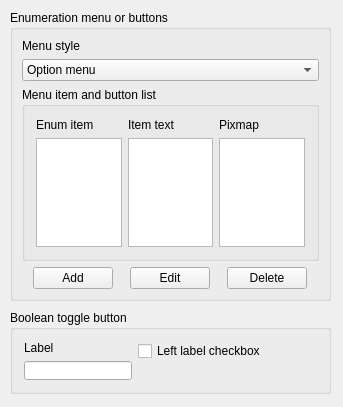
Old version of the form lavape/src/LavaPE_UI/idd_menupage.ui in the repository berkus/lavape.
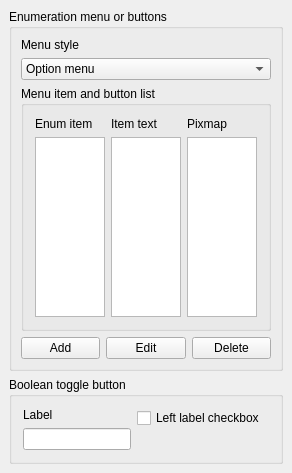
New version of the form.

Diff of the .ui file:
```diff
--- a/lavape/src/LavaPE_UI/idd_menupage.ui
+++ b/lavape/src/LavaPE_UI/idd_menupage.ui
@@ -8,8 +8,8 @@
    <rect>
     <x>0</x>
     <y>0</y>
-    <width>343</width>
-    <height>407</height>
+    <width>292</width>
+    <height>473</height>
    </rect>
   </property>
   <property name="sizePolicy" >
@@ -23,15 +23,15 @@
   <property name="windowTitle" >
    <string>Menu or button</string>
   </property>
+  <layout class="QVBoxLayout" >
+   <property name="margin" >
+    <number>9</number>
+   </property>
+   <property name="spacing" >
+    <number>6</number>
+   </property>
+   <item>
   <widget class="QGroupBox" name="GroupBox_IDC_STATIC8" >
-   <property name="geometry" >
-    <rect>
-     <x>10</x>
-     <y>10</y>
-     <width>321</width>
-     <height>291</height>
-    </rect>
-   </property>
    <property name="focusPolicy" >
     <enum>Qt::NoFocus</enum>
    </property>
@@ -67,7 +67,7 @@
        </widget>
       </item>
       <item>
-       <widget class="QComboBox" name="m_Menutype" >
+         <widget class="QComboBox" name="Menutype" >
         <item>
          <property name="text" >
           <string>Option menu</string>
@@ -112,6 +112,14 @@
          </property>
          <item>
           <widget class="QLabel" name="Label_ IDC_STATIC" >
+             <property name="sizePolicy" >
+              <sizepolicy>
+               <hsizetype>5</hsizetype>
+               <vsizetype>0</vsizetype>
+               <horstretch>0</horstretch>
+               <verstretch>0</verstretch>
+              </sizepolicy>
+             </property>
            <property name="focusPolicy" >
             <enum>Qt::NoFocus</enum>
            </property>
@@ -124,7 +132,15 @@
           </widget>
          </item>
          <item>
-          <widget class="QListWidget" name="m_Menuitems" >
+            <widget class="QListWidget" name="Menuitems" >
+             <property name="sizePolicy" >
+              <sizepolicy>
+               <hsizetype>5</hsizetype>
+               <vsizetype>5</vsizetype>
+               <horstretch>0</horstretch>
+               <verstretch>0</verstretch>
+              </sizepolicy>
+             </property>
            <property name="minimumSize" >
             <size>
              <width>0</width>
@@ -151,7 +167,16 @@
           </widget>
          </item>
          <item>
-          <widget class="QListWidget" name="m_LButtonText" />
+            <widget class="QListWidget" name="LButtonText" >
+             <property name="sizePolicy" >
+              <sizepolicy>
+               <hsizetype>5</hsizetype>
+               <vsizetype>5</vsizetype>
+               <horstretch>0</horstretch>
+               <verstretch>0</verstretch>
+              </sizepolicy>
+             </property>
+            </widget>
          </item>
         </layout>
        </item>
@@ -171,7 +196,16 @@
           </widget>
          </item>
          <item>
-          <widget class="QListWidget" name="m_Pixmap" />
+            <widget class="QListWidget" name="Pixmap" >
+             <property name="sizePolicy" >
+              <sizepolicy>
+               <hsizetype>5</hsizetype>
+               <vsizetype>5</vsizetype>
+               <horstretch>0</horstretch>
+               <verstretch>0</verstretch>
+              </sizepolicy>
+             </property>
+            </widget>
          </item>
         </layout>
        </item>
@@ -187,7 +221,7 @@
        <number>6</number>
       </property>
       <item>
-       <widget class="QPushButton" name="m_AddButton" >
+         <widget class="QPushButton" name="AddButton" >
         <property name="sizePolicy" >
          <sizepolicy>
           <hsizetype>0</hsizetype>
@@ -211,7 +245,7 @@
        </widget>
       </item>
       <item>
-       <widget class="QPushButton" name="m_EditButton" >
+         <widget class="QPushButton" name="EditButton" >
         <property name="sizePolicy" >
          <sizepolicy>
           <hsizetype>0</hsizetype>
@@ -235,7 +269,7 @@
        </widget>
       </item>
       <item>
-       <widget class="QPushButton" name="m_DeleteButton" >
+         <widget class="QPushButton" name="DeleteButton" >
         <property name="sizePolicy" >
          <sizepolicy>
           <hsizetype>0</hsizetype>
@@ -262,15 +296,9 @@
     </item>
    </layout>
   </widget>
+   </item>
+   <item>
   <widget class="QGroupBox" name="GroupBox_IDC_STATIC10" >
-   <property name="geometry" >
-    <rect>
-     <x>10</x>
-     <y>310</y>
-     <width>321</width>
-     <height>84</height>
-    </rect>
-   </property>
    <property name="focusPolicy" >
     <enum>Qt::NoFocus</enum>
    </property>
@@ -294,6 +322,14 @@
       </property>
       <item>
        <widget class="QLabel" name="Label_IDC_STATIC18" >
+          <property name="sizePolicy" >
+           <sizepolicy>
+            <hsizetype>5</hsizetype>
+            <vsizetype>0</vsizetype>
+            <horstretch>0</horstretch>
+            <verstretch>0</verstretch>
+           </sizepolicy>
+          </property>
         <property name="focusPolicy" >
          <enum>Qt::NoFocus</enum>
         </property>
@@ -306,11 +342,11 @@
        </widget>
       </item>
       <item>
-       <widget class="QLineEdit" name="m_ToggleLabel" >
+         <widget class="QLineEdit" name="ToggleLabel" >
         <property name="sizePolicy" >
          <sizepolicy>
           <hsizetype>1</hsizetype>
-          <vsizetype>1</vsizetype>
+            <vsizetype>0</vsizetype>
           <horstretch>0</horstretch>
           <verstretch>0</verstretch>
          </sizepolicy>
@@ -332,7 +368,7 @@
      </layout>
     </item>
     <item row="0" column="1" >
-     <widget class="QCheckBox" name="m_LeftLabel" >
+       <widget class="QCheckBox" name="LeftLabel" >
       <property name="text" >
        <string>Left label checkbox</string>
       </property>
@@ -356,6 +392,8 @@
     </item>
    </layout>
   </widget>
+   </item>
+  </layout>
  </widget>
  <layoutdefault spacing="6" margin="11" />
  <resources/>
```
Left out of the diff: 1 changed line with no effect on the pictures. Lines whose indentation alone changed are shown as unchanged.
